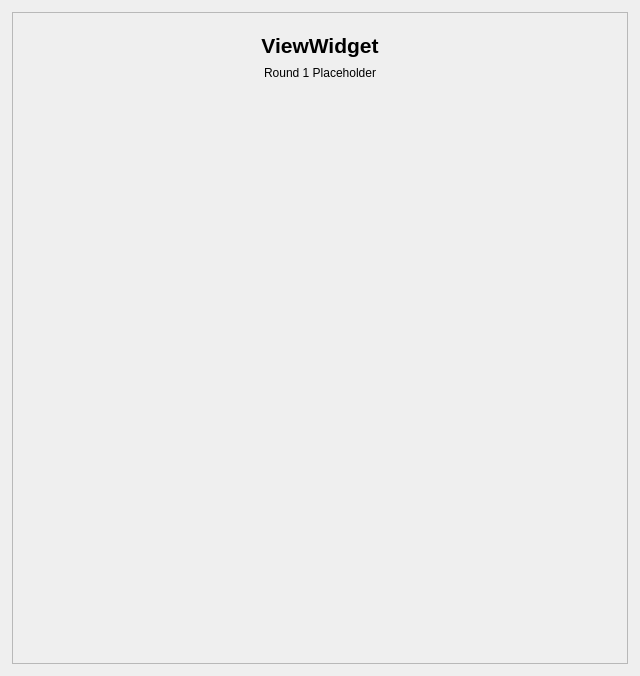
Chen0207-bit/MyCameraClient, file src/ViewWidget/viewwidget.ui: the form before one commit.
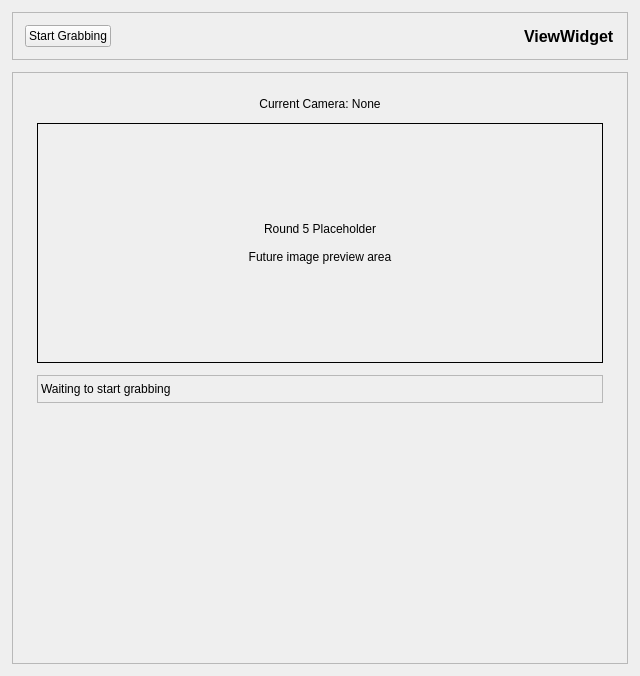
The form after the commit.

Commit message: feat: connect view widget to grabbing state flow

```diff
--- a/src/ViewWidget/viewwidget.ui
+++ b/src/ViewWidget/viewwidget.ui
@@ -37,48 +37,132 @@
      <property name="frameShadow">
       <enum>QFrame::Shadow::Raised</enum>
      </property>
-     <layout class="QVBoxLayout" name="frameLayout">
+     <layout class="QHBoxLayout" name="toolbarLayout">
       <property name="spacing">
        <number>8</number>
       </property>
       <property name="leftMargin">
-       <number>20</number>
+       <number>12</number>
       </property>
       <property name="topMargin">
-       <number>20</number>
+       <number>12</number>
       </property>
       <property name="rightMargin">
-       <number>20</number>
+       <number>12</number>
       </property>
       <property name="bottomMargin">
-       <number>20</number>
+       <number>12</number>
       </property>
       <item>
-       <widget class="QLabel" name="titleLabel">
+       <widget class="QPushButton" name="grabbingButton">
+        <property name="text">
+         <string>Start Grabbing</string>
+        </property>
+       </widget>
+      </item>
+      <item>
+       <spacer name="horizontalSpacer">
+        <property name="orientation">
+         <enum>Qt::Horizontal</enum>
+        </property>
+        <property name="sizeHint" stdset="0">
+         <size>
+          <width>40</width>
+          <height>20</height>
+         </size>
+        </property>
+       </spacer>
+      </item>
+      <item>
+       <widget class="QLabel" name="moduleTitleLabel">
         <property name="font">
          <font>
-          <pointsize>16</pointsize>
+          <pointsize>12</pointsize>
           <bold>true</bold>
          </font>
         </property>
         <property name="text">
          <string>ViewWidget</string>
         </property>
+       </widget>
+      </item>
+     </layout>
+    </widget>
+   </item>
+   <item>
+    <widget class="QFrame" name="previewFrame">
+     <property name="frameShape">
+      <enum>QFrame::Shape::StyledPanel</enum>
+     </property>
+     <property name="frameShadow">
+      <enum>QFrame::Shadow::Raised</enum>
+     </property>
+     <layout class="QVBoxLayout" name="previewLayout">
+      <property name="spacing">
+       <number>12</number>
+      </property>
+      <property name="leftMargin">
+       <number>24</number>
+      </property>
+      <property name="topMargin">
+       <number>24</number>
+      </property>
+      <property name="rightMargin">
+       <number>24</number>
+      </property>
+      <property name="bottomMargin">
+       <number>24</number>
+      </property>
+      <item>
+       <widget class="QLabel" name="cameraLabel">
+        <property name="text">
+         <string>Current Camera: None</string>
+        </property>
         <property name="alignment">
          <set>Qt::AlignCenter</set>
         </property>
        </widget>
       </item>
       <item>
-       <widget class="QLabel" name="descriptionLabel">
+       <widget class="QLabel" name="placeholderLabel">
+        <property name="minimumSize">
+         <size>
+          <width>0</width>
+          <height>240</height>
+         </size>
+        </property>
+        <property name="frameShape">
+         <enum>QFrame::Shape::Box</enum>
+        </property>
         <property name="text">
-         <string>Round 1 Placeholder</string>
+         <string>Round 5 Placeholder
+
+Future image preview area</string>
         </property>
         <property name="alignment">
          <set>Qt::AlignCenter</set>
         </property>
        </widget>
       </item>
+      <item>
+       <widget class="QLabel" name="statusLabel">
+        <property name="minimumSize">
+         <size>
+          <width>0</width>
+          <height>28</height>
+         </size>
+        </property>
+        <property name="frameShape">
+         <enum>QFrame::Shape::StyledPanel</enum>
+        </property>
+        <property name="text">
+         <string>Waiting to start grabbing</string>
+        </property>
+        <property name="alignment">
+         <set>Qt::AlignLeading|Qt::AlignLeft|Qt::AlignVCenter</set>
+        </property>
+       </widget>
+      </item>
       <item>
        <spacer name="verticalSpacer">
         <property name="orientation">
```
Left out of the diff: 2 changed lines with no effect on the pictures. The commit also changes 7 other files.
